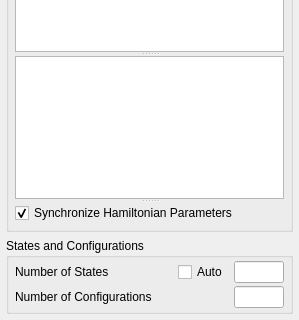
Above: crispy/quanty/uis/hamiltonian.ui from mretegan/crispy before the change; both pictures show x 0 to 299 and y 186 to 506 of the 299 by 506 pixel window. Below: the same form after it.
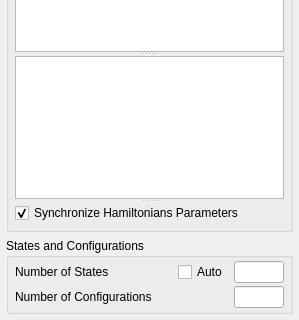
That is the form after the change. Custom widgets are drawn as their Qt base class.

Diff of the .ui file:
```diff
--- a/crispy/quanty/uis/hamiltonian.ui
+++ b/crispy/quanty/uis/hamiltonian.ui
@@ -229,7 +229,7 @@
           <item>
            <widget class="CheckBox" name="syncParametersCheckBox">
             <property name="text">
-             <string>Synchronize Hamiltonian Parameters</string>
+             <string>Synchronize Hamiltonians Parameters</string>
             </property>
             <property name="checked">
              <bool>true</bool>
```
